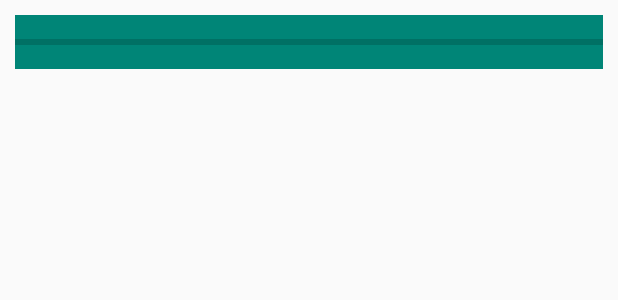
After one commit to SorenKlose/NepalAppGroupB2, an Android app: the layout fragment_progress_bar.xml on its own in the app's theme, with its tools: preview values and no code run, on a phone screen of 412 x 824 dp. The commit adds this screen. Shown: the top 300 px of the screen. Run offline under Robolectric (Android 15) with nearby library versions, the phone set to English and light mode, and no system bars.

Commit message:
Layout for homepagen med intens til de forskellige sider.

```diff
--- /dev/null
+++ b/app/src/main/res/layout/fragment_progress_bar.xml
@@ -0,0 +1,21 @@
+<?xml version="1.0" encoding="utf-8"?>
+<FrameLayout xmlns:android="http://schemas.android.com/apk/res/android"
+    xmlns:tools="http://schemas.android.com/tools"
+    android:layout_width="match_parent"
+    android:layout_height="match_parent"
+    tools:context=".ProgressBarFragment">
+
+    <TextView
+        android:layout_width="match_parent"
+        android:layout_height="match_parent" />
+
+    <ProgressBar
+        android:id="@+id/progressBar"
+        android:layout_width="match_parent"
+        android:layout_height="36dp"
+        android:layout_centerInParent="true"
+        android:layout_margin="10dp"
+        android:background="@color/colorPrimary"
+        style="?android:attr/progressBarStyleHorizontal"/>
+
+</FrameLayout>
```
Also changed, not shown: app/src/main/java/com/example/nepalappgroupb2/MainActivity.java (+44 -1 lines), app/src/main/java/com/example/nepalappgroupb2/ProgressBarFragment.java (added, +55 -0 lines), app/src/main/res/layout/activity_main.xml (+64 -5 lines), app/src/main/res/drawable/bottom.png (added), app/src/main/res/drawable/calender.png (added), app/src/main/res/drawable/comics.png (added), app/src/main/res/drawable/quiz.png (added), app/src/main/res/drawable/recipe.png (added).
